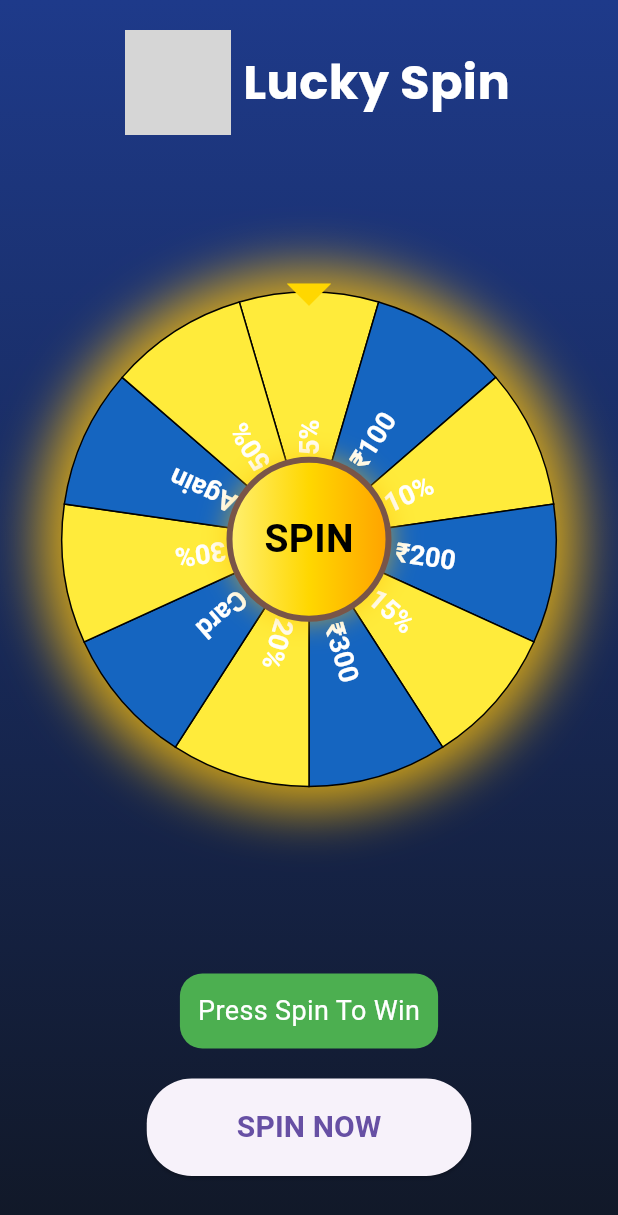
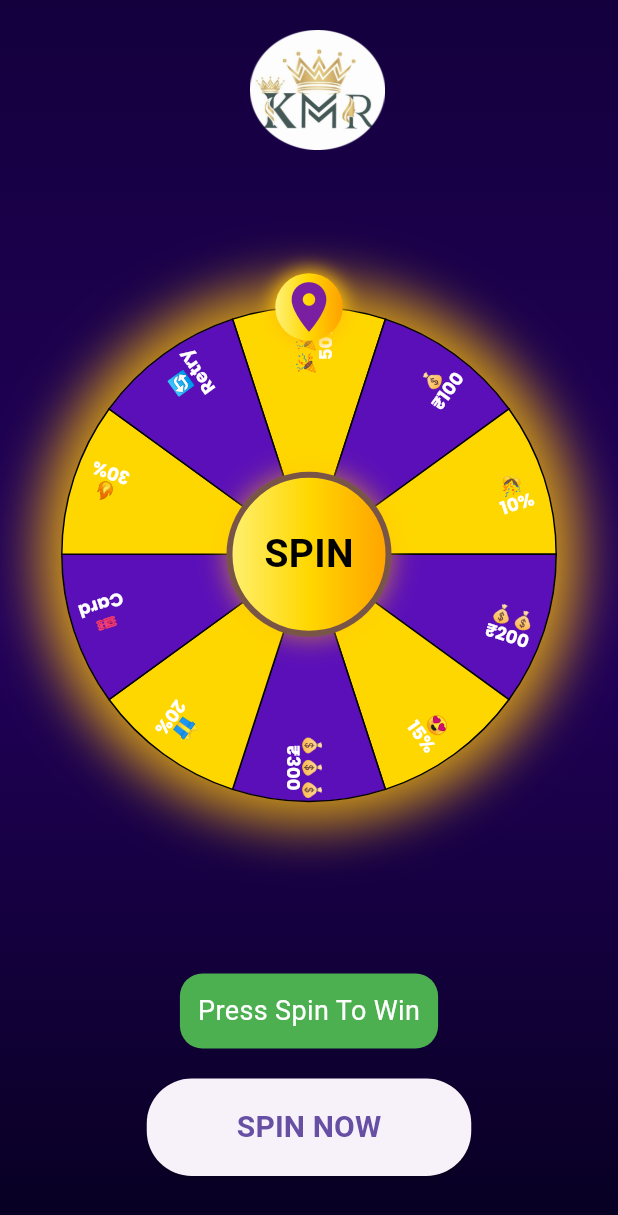
Before and after one commit to madinask-max/spin_wheel_app, a Flutter app: the screen it shows after launch, after a tap on "SPIN NOW", on a phone screen of 412 x 824 dp. Shown: the top 1215 px of the screen. Run offline on Flutter 3.47's test engine with Material 3 defaults, Android fonts, the phone set to English and light mode, and no system bars; drawn by our look-alikes of flutter_fortune_wheel; our stand-ins replace google_fonts; grey boxes are pictures that could not be loaded.

Commit message:
Look and feel changes

```diff
--- a/lib/main.dart
+++ b/lib/main.dart
@@ -4,18 +4,19 @@ import 'package:flutter_fortune_wheel/flutter_fortune_wheel.dart';
 import 'package:google_fonts/google_fonts.dart';
 import 'dart:developer';
 
+///Entry point of the Flutter application and Flutter starts execution from main(). runApp() loads the root widget. [MyApp]
 void main() {
   runApp(const MyApp());
 }
 
-class MyApp extends StatelessWidget {
+class MyApp extends StatelessWidget { ///Stateful Widget because UI changes happens when User spins wheel and result window show
   const MyApp({super.key});
 
   @override
   Widget build(BuildContext context) {
     return MaterialApp(
       debugShowCheckedModeBanner: false,
-      home: SpinWheelPage(),
+      home: SpinWheelPage(), ///First screen shown to user.
     );
   }
 }
@@ -27,37 +28,36 @@ class SpinWheelPage extends StatefulWidget {
   State<SpinWheelPage> createState() => _SpinWheelPageState();
 }
 
-class _SpinWheelPageState extends State<SpinWheelPage>
+class _SpinWheelPageState extends State<SpinWheelPage> ///Wheel logic, Animations, Reward logic, UI updates
     with SingleTickerProviderStateMixin {
-  final StreamController<int> controller = StreamController<int>();
+  final StreamController<int> controller = StreamController<int>();  ///Controls the wheel spinning.
 
-  late AnimationController _controller;
-  late Animation<double> _swingAnimation;
+  late AnimationController _controller; ///Controls logo swinging.
+  late Animation<double> _swingAnimation; ///Creates motion: Left → Right → Left
 
   final List<String> items = [
-    "Get 5%",
-    "Flat ₹100",
-    "Get 10%",
-    "Flat ₹200",
-    "Get 15%",
-    "Flat ₹300",
-    "Get 20%",
-    "Gift Card",
-    "Get 30%",
-    "Try Again",
-    "Get 50%",
+    "🎉🎉🎉\n50%",
+    "💰\n₹100",
+    "🎊\n10%",
+    "💰💰\n₹200",
+    "😍\n15%",
+    "💰💰💰\n₹300",
+    "🎁\n20%",
+    "🎫\nCard",
+    "🔥\n30%",
+    "🔄\nRetry",
   ];
   int spinCount = 0;
   String result = "";
 
   @override
-  void initState() {
+  void initState() { ///Runs once when screen loads.
     super.initState();
 
     _controller = AnimationController(
       vsync: this,
       duration: const Duration(seconds: 2),
-    )..repeat(reverse: true);
+    )..repeat(reverse: true); ///Left ↔ Right continuous movement.
 
     _swingAnimation = Tween<double>(
       begin: -0.08,
@@ -69,57 +69,89 @@ class _SpinWheelPageState extends State<SpinWheelPage>
       ),
     );
   }
-
   int getRewardIndex() {
     int random = Fortune.randomInt(1, 101);
 
     if (random <= 3) {
-      return items.indexOf("Get 50%");
+      return 0; // 🎉 50%
     } else if (random <= 8) {
-      return items.indexOf("Gift Card");
+      return 7; // 🎫 Card
     } else if (random <= 18) {
-      return items.indexOf("Get 30%");
+      return 8; // 🔥 30%
     } else if (random <= 30) {
-      return items.indexOf("Get 20%");
+      return 6; // 🎁 20%
     } else if (random <= 42) {
-      return items.indexOf("Flat ₹300");
+      return 5; // 💸 ₹300
     } else if (random <= 55) {
-      return items.indexOf("Get 15%");
+      return 4; // 😍 15%
     } else if (random <= 68) {
-      return items.indexOf("Flat ₹200");
+      return 3; // 💰 ₹200
     } else if (random <= 80) {
-      return items.indexOf("Get 10%");
+      return 2; // 🎊 10%
     } else if (random <= 90) {
-      return items.indexOf("Flat ₹100");
+      return 1; // 💵 ₹100
     } else if (random <= 95) {
-      return items.indexOf("Try Again");
+      return 9; // 🔄 Retry
     } else {
-      return items.indexOf("Get 5%");
+      return 1; // 💵 ₹100 (or another reward)
     }
   }
+  // int getRewardIndex() {
+  //   int random = Fortune.randomInt(1, 101);
+  //
+  //   if (random <= 3) {
+  //     return items.indexOf("Get 50%");
+  //   } else if (random <= 8) {
+  //     return items.indexOf("Gift Card");
+  //   } else if (random <= 18) {
+  //     return items.indexOf("Get 30%");
+  //   } else if (random <= 30) {
+  //     return items.indexOf("Get 20%");
+  //   } else if (random <= 42) {
+  //     return items.indexOf("Flat ₹300");
+  //   } else if (random <= 55) {
+  //     return items.indexOf("Get 15%");
+  //   } else if (random <= 68) {
+  //     return items.indexOf("Flat ₹200");
+  //   } else if (random <= 80) {
+  //     return items.indexOf("Get 10%");
+  //   } else if (random <= 90) {
+  //     return items.indexOf("Flat ₹100");
+  //   } else if (random <= 95) {
+  //     return items.indexOf("Try Again");
+  //   } else {
+  //     return items.indexOf("Get 5%");
+  //   }
+  // }
 
-  void spinWheel() {
+  void spinWheel() { /// Called when user clicks: SPIN NOW
 
     spinCount++;
-    final selected = getRewardIndex();
+    final selected = getRewardIndex(); ///Controls the wheel spinning,wheel rotates to that index.
     controller.add(selected);
 
-    // debugPrint("Spin #$spinCount");
-    // debugPrint("Selected Index: $selected");
-    // debugPrint("Reward: ${items[selected]}");
+    debugPrint("Spin #$spinCount");
+    debugPrint("Selected Index: $selected");
+    debugPrint("Reward: ${items[selected]}");
     debugPrint("Spin #$spinCount - Reward: ${items[selected]}");
 
     print("+++++++++++++++++++++++++");
+    print("+++++++++++++++++++++++++ ");
+    print("+++++++++++++++++++++++++ ");
+    print("+++++++++++++++++++++++++ ");
+    print("+++++++++++++++++++++++++ ");
+    print("+++++++++++++++++++++++++ ");
+    print("+++++++++++++++++++++++++ ");
     print("SPIN STARTED");
     log(
       "Reward: ${items[selected]}",
       name: "KMR_SPIN",
     );
-    Future.delayed(const Duration(seconds: 4), () {
+    Future.delayed(const Duration(seconds: 4), () { ///Waits for wheel animation.
 
       final prize = items[selected];
 
-      setState(() {
+      setState(() { ///Refreshes UI.Without this: UI won't update.
         result = prize;
       });
 
@@ -146,7 +178,7 @@ class _SpinWheelPageState extends State<SpinWheelPage>
   }
 
   @override
-  void dispose() {
+  void dispose() { ///Cleanup. to prevent memory leaks.
     _controller.dispose();
     super.dispose();
 
@@ -154,20 +186,21 @@ class _SpinWheelPageState extends State<SpinWheelPage>
 
   @override
   Widget build(BuildContext context) {
-    return Scaffold(
+    return Scaffold( ///Main page structure. Screen Layout Material design behavior
       body: Container(
         decoration: const BoxDecoration(
           gradient: LinearGradient(
             begin: Alignment.topCenter,
             end: Alignment.bottomCenter,
             colors: [
-              Color(0xff1E3A8A),
-              Color(0xff111827),
+              Color(0xFF14003D),
+              Color(0xFF22005B),
+              Color(0xFF070021),
             ],
           ),
         ),
         child: SafeArea(
-          child: Column(
+          child: Column( ///Places widgets vertically. Logo , Wheel, Result, Button
             children: [
 
               const SizedBox(height: 20),
@@ -178,50 +211,17 @@ class _SpinWheelPageState extends State<SpinWheelPage>
                   AnimatedBuilder(
                     animation: _swingAnimation,
                     builder: (context, child) {
-                      return Transform.rotate(
+                      return Transform.rotate( ///Rotates logo. Creates swinging effect.
                         angle: _swingAnimation.value,
                         alignment: Alignment.topCenter,
                         child: child,
                       );
                     },
-                    // child: Column(
-                    //   children: [
-                    //     Container(
-                    //       width: 2,
-                    //       height: 20,
-                    //       color: Colors.white70,
-                    //     ),
-                    //     Container(
-                    //       padding: const EdgeInsets.symmetric(
-                    //         horizontal: 12,
-                    //         vertical: 6,
-                    //       ),
-                    //       decoration: BoxDecoration(
-                    //         gradient: const LinearGradient(
-                    //           colors: [
-                    //             Color(0xFFFFF176),
-                    //             Color(0xFFFFD700),
-                    //             Color(0xFFFFA000),
-                    //           ],
-                    //         ),
-                    //         borderRadius: BorderRadius.circular(12),
-                    //       ),
-                    //       child: Text(
-                    //         "KMR's",
-                    //         style: GoogleFonts.poppins(
-                    //           color: Colors.black,
-                    //           fontWeight: FontWeight.bold,
-                    //         ),
-                    //       ),
-                    //     ),
-                    //   ],
-                    // ),
                   ),
 
                   const SizedBox(width: 12),
 
-                  Row(
-                    mainAxisAlignment: MainAxisAlignment.center,
+                  Column(
                     children: [
                       AnimatedBuilder(
                         animation: _swingAnimation,
@@ -234,38 +234,18 @@ class _SpinWheelPageState extends State<SpinWheelPage>
                         },
                         child: Image.asset(
                           'assets/images/kmr_logo.png',
-                          height: 70,
+                          height: 80,
                         ),
                       ),
 
-                      const SizedBox(width: 8),
-
-                      Text(
-                        "Lucky Spin",
-                        style: GoogleFonts.poppins(
-                          fontSize: 32,
-                          color: Colors.white,
-                          fontWeight: FontWeight.bold,
-                        ),
-                      ),
+                      const SizedBox(height: 10),
                     ],
                   ),
                 ],
               ),
 
-              // Container(
-              //   margin: const EdgeInsets.symmetric(horizontal: 20),
-              //   padding: const EdgeInsets.all(16),
-              //   decoration: BoxDecoration(
-              //     color: Colors.white.withOpacity(.15),
-              //     borderRadius: BorderRadius.circular(20),
-              //   ),
-              // ),
-
-              // const SizedBox(height: 30),
-
               Expanded(
-                child: Stack(
+                child: Stack( ///Places widgets on top of each other.,  Glow, Border, Wheel, Center, Button
                   alignment: Alignment.center,
                   children: [
 
@@ -291,24 +271,45 @@ class _SpinWheelPageState extends State<SpinWheelPage>
                       height: 330,
                       decoration: BoxDecoration(
                         shape: BoxShape.circle,
-                        border: Border.all(
+                        border: Border.all( /// Border Ring [Golden outer ring.]
                           color: Colors.amber,
                           width: 12,
                         ),
                       ),
                     ),
 
-                    FortuneWheel(
+                    FortuneWheel( ///Main spinning wheel. Listens to: controller.add(index)
                       selected: controller.stream,
                       animateFirst: false,
-
-                      indicators: const [
+                      /// Arrow pointer. Shows winning position.
+                      indicators: [
                         FortuneIndicator(
                           alignment: Alignment.topCenter,
-                          child: Icon(
-                            Icons.arrow_drop_down,
-                            size: 70,
-                            color: Color(0xFFFFD700),
+                          child: Container(
+                            width: 45,
+                            height: 45,
+                            decoration: BoxDecoration(
+                              shape: BoxShape.circle,
+                              gradient: const LinearGradient(
+                                colors: [
+                                  Color(0xFFFFF176),
+                                  Color(0xFFFFD700),
+                                  Color(0xFFFFA000),
+                                ],
+                              ),
+                              boxShadow: [
+                                BoxShadow(
+                                  color: Colors.amber,
+                                  blurRadius: 10,
+                                  spreadRadius: 2,
+                                ),
+                              ],
+                            ),
+                            child: const Icon(
+                              Icons.location_on,
+                              color: Color(0xFF7B1FA2),
+                              size: 40,
+                            ),
                           ),
                         ),
                       ],
@@ -318,24 +319,32 @@ class _SpinWheelPageState extends State<SpinWheelPage>
                           FortuneItem(
                             style: FortuneItemStyle(
                               color: index.isEven
-                                  ? Color(0xFFFFEB3B)
-                                  : Color(0xFF1565C0),
+                                  ? const Color(0xFFFFD700)
+                                  : const Color(0xFF5B0FB8),
                               borderColor: Colors.black,
                               borderWidth: 1,
                             ),
-                            child: Text(
-                              items[index],
-                              style: const TextStyle(
-                                fontSize: 18,
-                                fontWeight: FontWeight.bold,
-                                color: Colors.white,
+                            child: Transform.translate(
+                              offset: const Offset(60, 0),///This is to use for change the emoji and font movement
+                              child: Padding(
+                                padding: const EdgeInsets.only(top: 10),
+                                child: Text(
+                                  items[index],
+                                  textAlign: TextAlign.center,
+                                  style: GoogleFonts.poppins(
+                                    fontSize: 12,
+                                    height: 1.1,
+                                    fontWeight: FontWeight.bold,
+                                    color: Colors.white,
+                                  ),
+                                ),
                               ),
                             ),
                           ),
                       ],
                     ),
 
-                    // Center SPIN button
+                    /// Center SPIN button Placed in center of wheel. Acts as decorative center cap.
                     Container(
                       width: 110,
                       height: 110,
@@ -380,6 +389,7 @@ class _SpinWheelPageState extends State<SpinWheelPage>
                 padding: const EdgeInsets.all(12),
                 margin: const EdgeInsets.symmetric(horizontal: 20),
                 decoration: BoxDecoration(
+                  ///Press Spin To Win -OR- Congratulations! You Won Flat ₹300
                   color: Colors.green,
                   borderRadius: BorderRadius.circular(15),
                 ),
@@ -424,3 +434,27 @@ class _SpinWheelPageState extends State<SpinWheelPage>
     );
   }
 }
+
+/*
+App Opens
+     ↓
+Logo Swinging
+     ↓
+User clicks SPIN NOW
+     ↓
+Random reward selected
+     ↓
+controller.add(index)
+     ↓
+Wheel rotates
+     ↓
+4 sec wait
+     ↓
+Result stored
+     ↓
+Dialog shown
+     ↓
+User clicks OK
+     ↓
+Ready for next spin
+ */
```
Also changed, not shown: assets/images/kmr_logo.png (added), assets/images/kmr_logo1.png (added).
